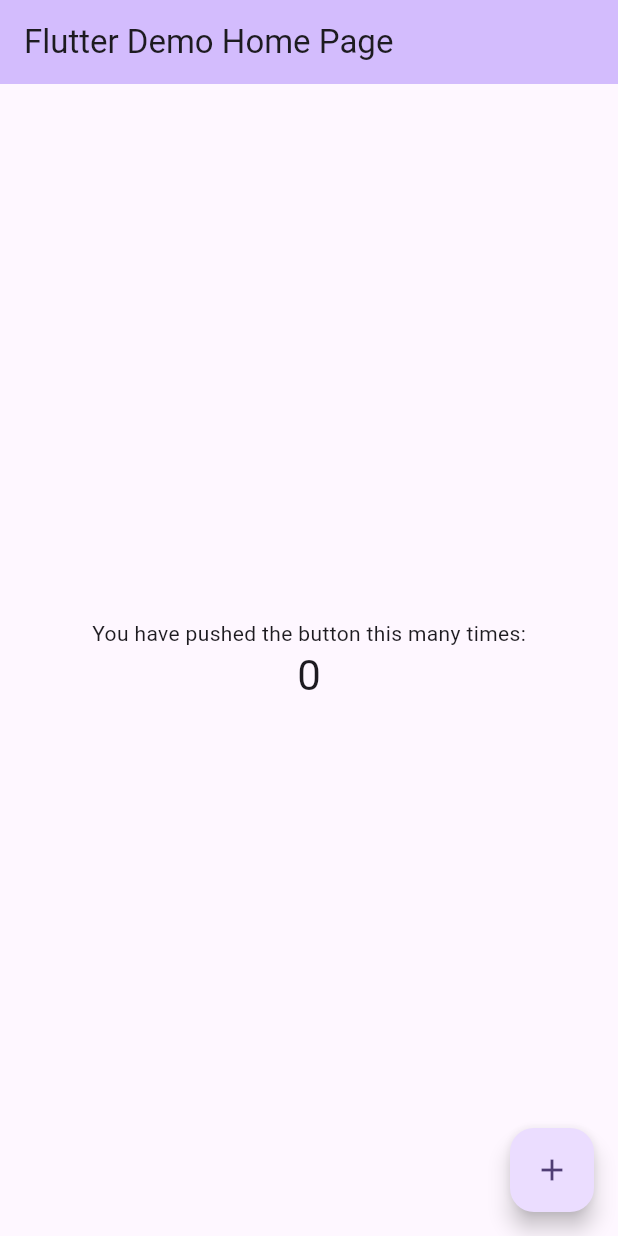
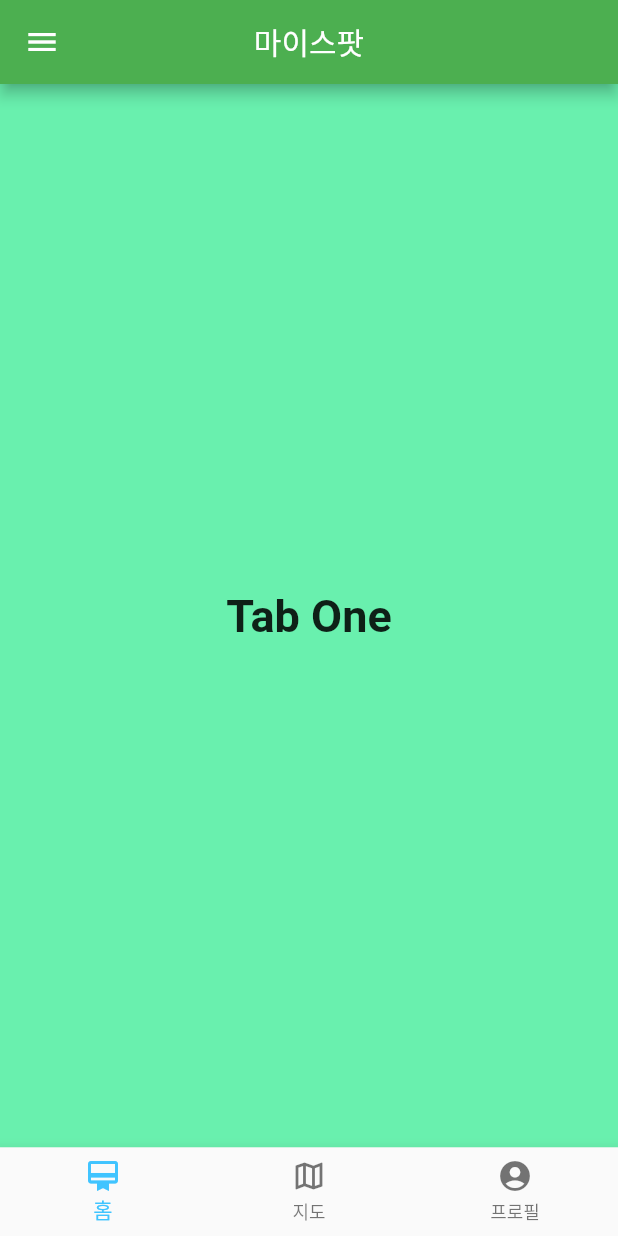
Before and after one commit to himchan05/Flutter-Playground, a Flutter app: the screen it shows after launch, on a phone screen of 412 x 824 dp. Run offline on Flutter 3.47's test engine with Material 2 defaults, Android fonts, the phone set to English and light mode, and no system bars.

```diff
--- a/TabBar/analysis_options.yaml
+++ b/TabBar/analysis_options.yaml
@@ -22,6 +22,11 @@ linter:
   # `// ignore_for_file: name_of_lint` syntax on the line or in the file
   # producing the lint.
   rules:
+    prefer_typing_uninitialized_variables: false
+    prefer_const_constructors_in_immutables: false
+    prefer_const_constructors: false
+    avoid_print: false
+    prefer_const_literals_to_create_immutables: false
     # avoid_print: false  # Uncomment to disable the `avoid_print` rule
     # prefer_single_quotes: true  # Uncomment to enable the `prefer_single_quotes` rule
 
--- /dev/null
+++ b/TabBar/lib/TabOne.dart
@@ -0,0 +1,31 @@
+import 'package:flutter/material.dart';
+
+void main() {
+  runApp(const TabOne());
+}
+
+class TabOne extends StatelessWidget {
+  const TabOne({super.key});
+
+  static const TextStyle optionStyle = TextStyle(
+      fontSize: 30,
+      fontWeight: FontWeight.bold
+  );
+
+  @override
+  Widget build(BuildContext context) {
+    return Scaffold(
+
+      body: Container(
+        width: double.infinity,
+        height: double.infinity,
+        color: Colors.greenAccent,
+        alignment: Alignment.center,
+        child: Text(
+          "Tab One",
+          style: optionStyle,
+        ),
+      ),
+    );
+  }
+}
--- a/TabBar/lib/main.dart
+++ b/TabBar/lib/main.dart
@@ -1,125 +1,82 @@
 import 'package:flutter/material.dart';
+import 'TabOne.dart';
+import 'TabTwo.dart';
+import 'TabThree.dart';
 
 void main() {
-  runApp(const MyApp());
+  runApp(const MainView());
 }
 
-class MyApp extends StatelessWidget {
-  const MyApp({super.key});
+class MainView extends StatelessWidget {
+  const MainView({super.key});
 
-  // This widget is the root of your application.
   @override
   Widget build(BuildContext context) {
     return MaterialApp(
-      title: 'Flutter Demo',
-      theme: ThemeData(
-        // This is the theme of your application.
-        //
-        // TRY THIS: Try running your application with "flutter run". You'll see
-        // the application has a blue toolbar. Then, without quitting the app,
-        // try changing the seedColor in the colorScheme below to Colors.green
-        // and then invoke "hot reload" (save your changes or press the "hot
-        // reload" button in a Flutter-supported IDE, or press "r" if you used
-        // the command line to start the app).
-        //
-        // Notice that the counter didn't reset back to zero; the application
-        // state is not lost during the reload. To reset the state, use hot
-        // restart instead.
-        //
-        // This works for code too, not just values: Most code changes can be
-        // tested with just a hot reload.
-        colorScheme: ColorScheme.fromSeed(seedColor: Colors.deepPurple),
-        useMaterial3: true,
-      ),
-      home: const MyHomePage(title: 'Flutter Demo Home Page'),
+      debugShowCheckedModeBanner: false,
+      title: "TabBar Tutorial",
+      color: Colors.indigo[200],
+      home: TabPage(),
     );
   }
 }
 
-class MyHomePage extends StatefulWidget {
-  const MyHomePage({super.key, required this.title});
-
-  // This widget is the home page of your application. It is stateful, meaning
-  // that it has a State object (defined below) that contains fields that affect
-  // how it looks.
-
-  // This class is the configuration for the state. It holds the values (in this
-  // case the title) provided by the parent (in this case the App widget) and
-  // used by the build method of the State. Fields in a Widget subclass are
-  // always marked "final".
-
-  final String title;
+class TabPage extends StatefulWidget {
+  const TabPage({Key? key}) : super(key: key);
 
   @override
-  State<MyHomePage> createState() => _MyHomePageState();
+  State<TabPage> createState() => TabPageState();
 }
 
-class _MyHomePageState extends State<MyHomePage> {
-  int _counter = 0;
+class TabPageState extends State<TabPage> {
 
-  void _incrementCounter() {
+  int tabIndex = 0;
+
+  final List<Widget> Tabs = <Widget>[
+    TabOne(),
+    TabTwo(),
+    TabThree(),
+  ];
+
+  void onItemTapped(int index) {
     setState(() {
-      // This call to setState tells the Flutter framework that something has
-      // changed in this State, which causes it to rerun the build method below
-      // so that the display can reflect the updated values. If we changed
-      // _counter without calling setState(), then the build method would not be
-      // called again, and so nothing would appear to happen.
-      _counter++;
+      tabIndex = index;
     });
   }
-
   @override
   Widget build(BuildContext context) {
-    // This method is rerun every time setState is called, for instance as done
-    // by the _incrementCounter method above.
-    //
-    // The Flutter framework has been optimized to make rerunning build methods
-    // fast, so that you can just rebuild anything that needs updating rather
-    // than having to individually change instances of widgets.
     return Scaffold(
       appBar: AppBar(
-        // TRY THIS: Try changing the color here to a specific color (to
-        // Colors.amber, perhaps?) and trigger a hot reload to see the AppBar
-        // change color while the other colors stay the same.
-        backgroundColor: Theme.of(context).colorScheme.inversePrimary,
-        // Here we take the value from the MyHomePage object that was created by
-        // the App.build method, and use it to set our appbar title.
-        title: Text(widget.title),
+        title: Text("마이스팟"),
+        leading: IconButton(
+          icon: Icon(Icons.menu),
+          onPressed: () { print("menu"); },
+        ),
+        centerTitle: true,
+        backgroundColor: Colors.green,
       ),
-      body: Center(
-        // Center is a layout widget. It takes a single child and positions it
-        // in the middle of the parent.
-        child: Column(
-          // Column is also a layout widget. It takes a list of children and
-          // arranges them vertically. By default, it sizes itself to fit its
-          // children horizontally, and tries to be as tall as its parent.
-          //
-          // Column has various properties to control how it sizes itself and
-          // how it positions its children. Here we use mainAxisAlignment to
-          // center the children vertically; the main axis here is the vertical
-          // axis because Columns are vertical (the cross axis would be
-          // horizontal).
-          //
-          // TRY THIS: Invoke "debug painting" (choose the "Toggle Debug Paint"
-          // action in the IDE, or press "p" in the console), to see the
-          // wireframe for each widget.
-          mainAxisAlignment: MainAxisAlignment.center,
-          children: <Widget>[
-            const Text(
-              'You have pushed the button this many times:',
-            ),
-            Text(
-              '$_counter',
-              style: Theme.of(context).textTheme.headlineMedium,
-            ),
-          ],
-        ),
+      body: SafeArea(
+        child: Tabs.elementAt(tabIndex),
       ),
-      floatingActionButton: FloatingActionButton(
-        onPressed: _incrementCounter,
-        tooltip: 'Increment',
-        child: const Icon(Icons.add),
-      ), // This trailing comma makes auto-formatting nicer for build methods.
+      bottomNavigationBar: BottomNavigationBar(
+        items: [
+          BottomNavigationBarItem(
+              icon: Icon(Icons.card_membership),
+              label: '홈',
+          ),
+          BottomNavigationBarItem(
+            icon: Icon(Icons.map_outlined),
+            label: '지도',
+          ),
+          BottomNavigationBarItem(
+            icon: Icon(Icons.account_circle),
+            label: '프로필',
+          ),
+        ],
+        currentIndex: tabIndex,
+        selectedItemColor: Colors.lightBlueAccent,
+        onTap: onItemTapped,
+      )
     );
   }
 }
--- a/TabBar/pubspec.yaml
+++ b/TabBar/pubspec.yaml
@@ -52,7 +52,8 @@ dev_dependencies:
 
 # The following section is specific to Flutter packages.
 flutter:
-
+  assets:
+    - assets/
   # The following line ensures that the Material Icons font is
   # included with your application, so that you can use the icons in
   # the material Icons class.
```
Also changed, not shown: TabBar/lib/TabThree.dart (added, +28 -0 lines), TabBar/lib/TabTwo.dart (added, +30 -0 lines), 1 other file.
